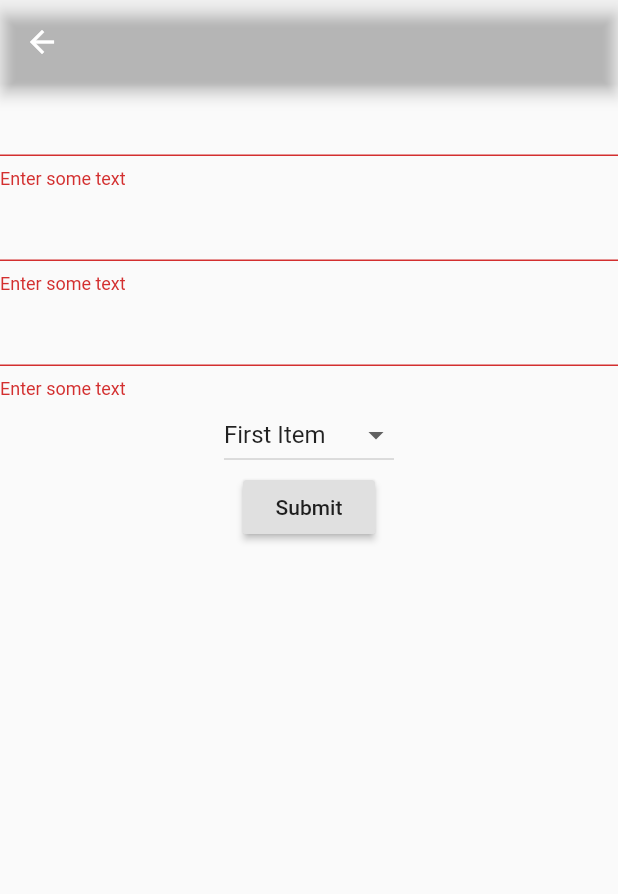
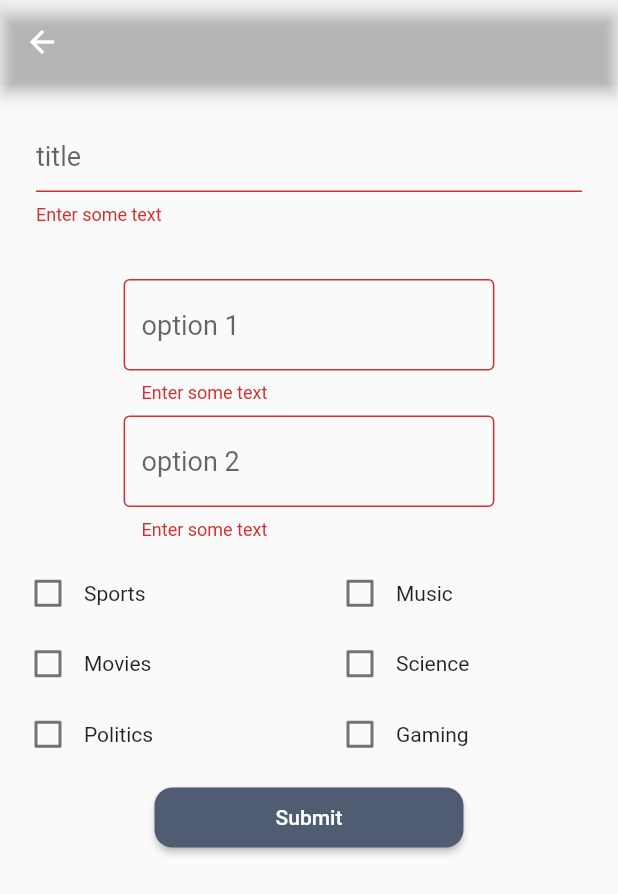
Before and after one commit to timmelcherson/swiftvote, a Flutter app: the AddVoteScreen screen opened by its route, after a tap on "Submit", on a phone screen of 412 x 824 dp. Shown: the top 894 px of the screen. Run offline on Flutter 3.47's test engine with Material 2 defaults, Android fonts, the phone set to English and light mode, and no system bars; our stand-ins replace bloc, cloud_firestore, equatable, firebase_core, flutter_bloc, flutter_svg; accounts and stored records are empty.

Commit message:
Completed a functional add vote screen

```diff
--- a/lib/blocs/vote/vote_bloc.dart
+++ b/lib/blocs/vote/vote_bloc.dart
@@ -19,6 +19,7 @@ class VoteBloc extends Bloc<VoteEvent, VoteState> {
     VoteEvent event,
   ) async* {
     if (event is LoadVotes) {
+      print("event is LoadVotes");
       yield* _mapLoadVotesToState();
     } else if (event is AddVote) {
       yield* _mapAddVoteToState(event);
@@ -26,6 +27,9 @@ class VoteBloc extends Bloc<VoteEvent, VoteState> {
       yield* _mapUpdateVoteToState(event);
     } else if (event is DeleteVote) {
       yield* _mapDeleteVoteToState(event);
+    } else if (event is VotesUpdated) {
+      print("event is VotesUpdated");
+      yield* _mapVotesUpdatedToState(event);
     }
   }
 
--- a/lib/main.dart
+++ b/lib/main.dart
@@ -86,13 +86,13 @@ class SwiftvoteApp extends StatelessWidget {
                   return AddVoteScreen(
                     key: SwiftvoteWidgetKeys.addVoteScreen,
                     isEditing: false,
-                    onSave: (title, voteOptionOne, voteOptionTwo, tag) {
+                    onSave: (title, voteOptionOne, voteOptionTwo, tags) {
                       BlocProvider.of<VoteBloc>(context).add(AddVote(Vote(
                           title: title,
-                          author: 'testAuthor',
+                          author: 'Swiftvote',
                           voteOptions: [voteOptionOne, voteOptionTwo],
                           votes: [0, 0],
-                          tags: [tag])));
+                          tags: tags)));
                     },
                   );
                 },
--- a/lib/screens/add_vote_screen.dart
+++ b/lib/screens/add_vote_screen.dart
@@ -1,8 +1,10 @@
 import 'package:flutter/material.dart';
+import 'package:swiftvote/data/models.dart';
+import 'package:swiftvote/utils/swiftvote_theme.dart';
 import 'package:swiftvote/utils/swiftvote_widget_keys.dart';
 
-typedef OnSaveCallback = Function(
-    String title, String voteOptionOne, String voteOptionTwo, String category);
+typedef OnSaveCallback = Function(String title, String voteOptionOne,
+    String voteOptionTwo, List<String> tags);
 
 class AddVoteScreen extends StatefulWidget {
   final bool isEditing;
@@ -28,42 +30,74 @@ class _AddVoteScreenState extends State<AddVoteScreen> {
   String _voteTitle;
   String _voteOptionOne;
   String _voteOptionTwo;
-  String _voteCategory;
+  List<String> _voteTags = new List();
 
-  List<ListItem> _dropDownItems = [
-    ListItem(1, "First Item"),
-    ListItem(2, "Second Item"),
-    ListItem(3, "Third Item"),
-    ListItem(4, "Fourth Item"),
-  ];
-  List<DropdownMenuItem<ListItem>> _dropdownMenuItems;
-  ListItem _selectedItem;
+//  List<ListItem> _dropDownItems = [
+//    ListItem(1, "First Item"),
+//    ListItem(2, "Second Item"),
+//    ListItem(3, "Third Item"),
+//    ListItem(4, "Fourth Item"),
+//  ];
+  List<ListItem> _dropDownItems = List.generate(
+      CategoryTag.values.length,
+      (index) => ListItem(index,
+          CategoryTagExtension.categoryToString[CategoryTag.values[index]]));
+
+//  List<DropdownMenuItem<ListItem>> _dropdownMenuItems;
+//  ListItem _selectedItem;
+
+  List<bool> _tagCheckboxValues;
 
   bool get isEditing => widget.isEditing;
 
   @override
   void initState() {
     super.initState();
-    _dropdownMenuItems = buildDropDownMenuItems(_dropDownItems);
-    _selectedItem = _dropdownMenuItems[0].value;
+//    _dropdownMenuItems = buildDropDownMenuItems(_dropDownItems);
+//    _selectedItem = _dropdownMenuItems[0].value;
+    _tagCheckboxValues =
+        List.generate(CategoryTag.values.length, (index) => false);
+    print(_tagCheckboxValues);
   }
 
-  List<DropdownMenuItem<ListItem>> buildDropDownMenuItems(List listItems) {
-    List<DropdownMenuItem<ListItem>> items = List();
-    for (ListItem listItem in listItems) {
-      items.add(
-        DropdownMenuItem(
-          child: Text(listItem.name),
-          value: listItem,
+//  List<DropdownMenuItem<ListItem>> buildDropDownMenuItems(List listItems) {
+//    List<DropdownMenuItem<ListItem>> items = List();
+//    for (ListItem listItem in listItems) {
+//      items.add(
+//        DropdownMenuItem(
+//          child: Text(listItem.name),
+//          value: listItem,
+//        ),
+//      );
+//    }
+//    return items;
+//  }
+
+  Widget customCheckBox(int index) {
+    String tagDescr =
+        CategoryTagExtension.categoryToString[CategoryTag.values[index]];
+    return Row(
+      mainAxisAlignment: MainAxisAlignment.start,
+      children: [
+        Checkbox(
+          value: _tagCheckboxValues[index],
+          onChanged: (bool value) {
+            value ? _voteTags.add(tagDescr) : _voteTags.remove(tagDescr);
+            print(_voteTags);
+            setState(() {
+              _tagCheckboxValues[index] = value;
+            });
+          },
         ),
+        Text(tagDescr),
+      ],
     );
-    }
-    return items;
   }
 
   @override
   Widget build(BuildContext context) {
     return Scaffold(
+      resizeToAvoidBottomPadding: false,
       appBar: AppBar(
         backgroundColor: Colors.transparent,
       ),
@@ -71,46 +105,96 @@ class _AddVoteScreenState extends State<AddVoteScreen> {
         key: _addVoteFormKey,
         child: Column(
           children: <Widget>[
-            TextFormField(
+            Container(
+              margin: EdgeInsets.fromLTRB(24.0, 24.0, 24.0, 32.0),
+              child: TextFormField(
+                decoration: InputDecoration(
+                  hintText: 'title',
+                  hintStyle: TextStyle(fontSize: 18.0),
+                ),
                 validator: (value) {
                   return validateTextField(value);
                 },
                 onSaved: (value) => _voteTitle = value,
               ),
-            TextFormField(
+            ),
+            Container(
+              margin: EdgeInsets.symmetric(vertical: 4.0),
+              child: FractionallySizedBox(
+                widthFactor: 0.6,
+                child: TextFormField(
+                  decoration: InputDecoration(
+                    hintText: 'option 1',
+                    hintStyle: TextStyle(fontSize: 18.0),
+                    border: OutlineInputBorder(
+                      borderSide: const BorderSide(),
+                    ),
+                  ),
                   validator: (value) {
                     return validateTextField(value);
                   },
                   onSaved: (value) => _voteOptionOne = value,
                 ),
-            TextFormField(
+              ),
+            ),
+            Container(
+              margin: EdgeInsets.symmetric(vertical: 4.0),
+              child: FractionallySizedBox(
+                widthFactor: 0.6,
+                child: TextFormField(
+                  decoration: InputDecoration(
+                    hintText: 'option 2',
+                    hintStyle: TextStyle(fontSize: 18.0),
+                    border: OutlineInputBorder(
+                      borderSide: const BorderSide(),
+                    ),
+                  ),
                   validator: (value) {
                     return validateTextField(value);
                   },
                   onSaved: (value) => _voteOptionTwo = value,
                 ),
-            DropdownButton(
-              value: _selectedItem,
-              items: _dropdownMenuItems,
-              onChanged: (value) {
-                setState(() {
-                  _selectedItem = value;
-                  _voteCategory = _selectedItem.name;
-                });
-              },
               ),
-            RaisedButton(
+            ),
+            GridView.count(
+              shrinkWrap: true,
+              crossAxisCount: 2,
+              childAspectRatio: 4.0,
+              crossAxisSpacing: 20.0,
+              padding: EdgeInsets.all(8.0),
+              children: List.generate(
+                  _tagCheckboxValues.length, (index) => customCheckBox(index)),
+            ),
+//            DropdownButton(
+//              value: _selectedItem,
+//              items: _dropdownMenuItems,
+//              onChanged: (value) {
+//                setState(() {
+//                  _selectedItem = value;
+//                  _voteTags = _selectedItem.name;
+//                });
+//              },
+//            ),
+            FractionallySizedBox(
+              widthFactor: 0.5,
+              child: RaisedButton(
+                color: SwiftvoteTheme.primaryColor,
+                textColor: Colors.white,
+                padding: EdgeInsets.symmetric(vertical: 12.0),
+                shape: RoundedRectangleBorder(
+                  borderRadius: BorderRadius.circular(12.0),
+                ),
                 onPressed: () {
                   if (_addVoteFormKey.currentState.validate()) {
                     _addVoteFormKey.currentState.save();
-                  widget.onSave(_voteTitle, _voteOptionOne, _voteOptionTwo,
-                      _voteCategory);
-                  print("VALIDATED");
+                    widget.onSave(
+                        _voteTitle, _voteOptionOne, _voteOptionTwo, _voteTags);
                     Navigator.pop(context);
                   }
                 },
                 child: Text('Submit'),
-            )
+              ),
+            ),
           ],
         ),
       ),
@@ -123,6 +207,10 @@ class _AddVoteScreenState extends State<AddVoteScreen> {
     }
     return null;
   }
+
+  printCheckbox() {
+    print("");
+  }
 }
 
 class ListItem {
--- a/lib/widgets/vote_page/vote_widget.dart
+++ b/lib/widgets/vote_page/vote_widget.dart
@@ -1,3 +1,5 @@
+import 'dart:math';
+
 import 'package:flutter/material.dart';
 import 'package:flutter_bloc/flutter_bloc.dart';
 import 'package:swiftvote/blocs/vote/vote.dart';
@@ -8,6 +10,9 @@ import 'package:swiftvote/widgets/vote_page/vote_item.dart';
 import 'package:swiftvote/utils/routes.dart';
 
 class VoteWidget extends StatelessWidget {
+
+  final _randomIndex = Random();
+
   VoteWidget({Key key}) : super(key: key);
 
   @override
@@ -18,9 +23,10 @@ class VoteWidget extends StatelessWidget {
           print("VotesLoading...");
           return LoadingIndicator(key: SwiftvoteWidgetKeys.loadingIndicator);
         } else if (state is VotesLoaded) {
-          final votes = state.votes;
-          print("votes in voteWidget: ");
-          print(votes);
+          int index = _randomIndex.nextInt(state.votes.length);
+          print(index);
+          final vote = state.votes[index];
+          print(vote);
           return Container(
             margin: EdgeInsets.fromLTRB(10, 15, 10, 0),
             child: Flex(
@@ -59,7 +65,7 @@ class VoteWidget extends StatelessWidget {
                                   child: Padding(
                                     padding: const EdgeInsets.all(2.0),
                                     child: Text(
-                                      votes[0].tags[0],
+                                      vote.tags[0],
                                       style: SwiftvoteTheme.voteTagsTextStyle,
                                     ),
                                   ),
@@ -73,7 +79,7 @@ class VoteWidget extends StatelessWidget {
                                   child: Padding(
                                     padding: const EdgeInsets.all(2.0),
                                     child: Text(
-                                      votes[0].tags[1],
+                                      vote.tags[1],
                                       style: SwiftvoteTheme.voteTagsTextStyle,
                                     ),
                                   ),
@@ -91,7 +97,7 @@ class VoteWidget extends StatelessWidget {
                               mainAxisAlignment: MainAxisAlignment.start,
                               children: <Widget>[
                                 Text(
-                                  votes[0].title,
+                                  vote.title,
                                   style: SwiftvoteTheme.largeTitleTextStyle,
                                 ),
                               ],
@@ -99,7 +105,7 @@ class VoteWidget extends StatelessWidget {
                           ),
                         ), // Vote Title
                         VoteItem(
-                          vote: votes[0], // THIS SHOULD FETCH WITH ID
+                          vote: vote,
                         ),
                         Expanded(
                           flex: 1,
```
Lines whose indentation alone changed are shown as unchanged.
